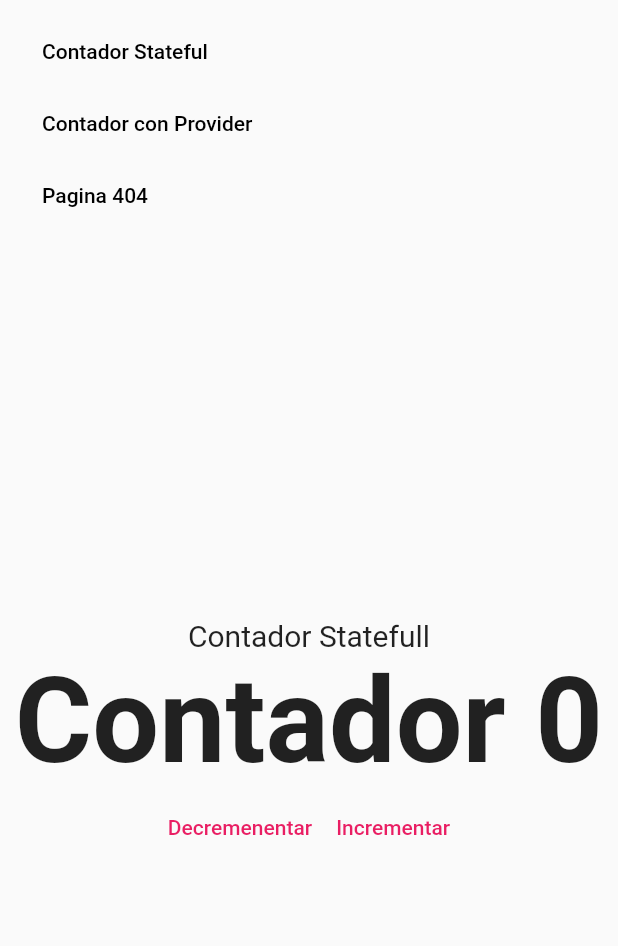
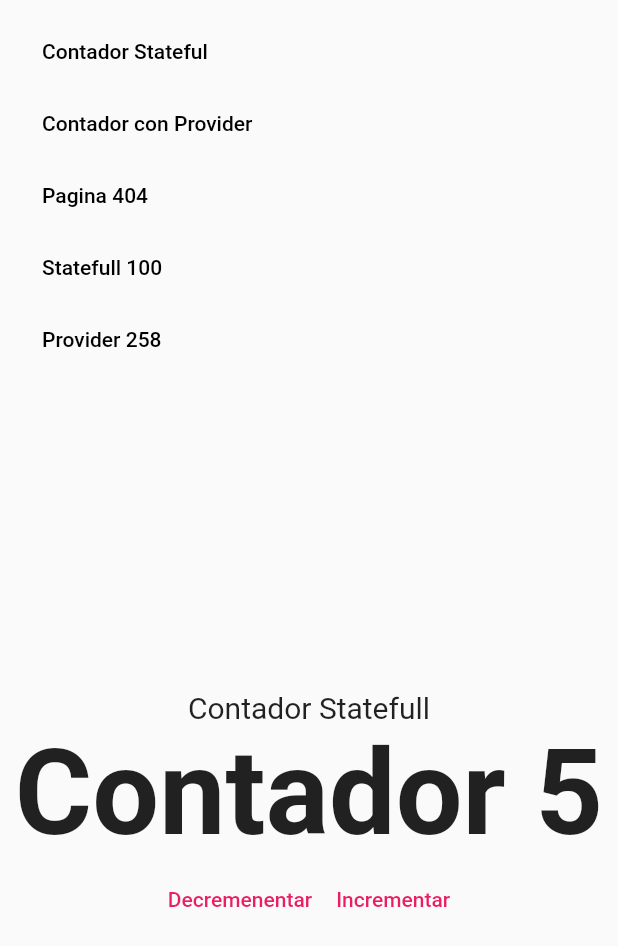
Before and after one commit to churtu/flutter-web-bases, a Flutter app: the screen it shows after launch, on a phone screen of 412 x 824 dp. Shown: the top 946 px of the screen. Run offline on Flutter 3.47's test engine with Material 2 defaults, Android fonts, the phone set to English and light mode, and no system bars; our stand-ins replace fluro, get_it.

Commit message:
Fin seccion 4 - Segmentos de URL y query parameters

```diff
--- a/lib/main.dart
+++ b/lib/main.dart
@@ -1,11 +1,12 @@
 import 'package:bases_web/locator.dart';
-import 'package:bases_web/router/router_generator.dart';
+import 'package:bases_web/router/app_router.dart';
 import 'package:bases_web/ui/layout/main_layout_page.dart';
 import 'package:bases_web/ui/services/navigation_service.dart';
 import 'package:flutter/material.dart';
 
 void main() {
   setupLocator();
+  AppRouter.configureRoutes();
   runApp(const MyApp());
 }
 
@@ -17,8 +18,8 @@ class MyApp extends StatelessWidget {
     return MaterialApp(
       debugShowCheckedModeBanner: false,
       title: 'Rutas App',
-      initialRoute: '/statefull',
-      onGenerateRoute: RouteGenerator.generateRoute,
+      initialRoute: '/',
+      onGenerateRoute: AppRouter.router.generator,
       navigatorKey: locator<NavigationService>().navigationKey,
       builder: (context, child) {
         return MainLayoutPage( child: child!);
--- a/lib/providers/counter_provider.dart
+++ b/lib/providers/counter_provider.dart
@@ -2,6 +2,12 @@ import 'package:flutter/material.dart';
 
 class CounterProvider with ChangeNotifier {
   int _counter = 0;
+
+  CounterProvider(String query){
+    if(int.tryParse(query) != null){
+      _counter = int.parse(query);
+    }
+  }
 
   int get counter => _counter;
 
--- /dev/null
+++ b/lib/router/app_router.dart
@@ -0,0 +1,39 @@
+
+
+import 'package:bases_web/router/route_handlers.dart';
+import 'package:fluro/fluro.dart';
+
+class AppRouter{
+  static final FluroRouter router = FluroRouter();
+
+  static void configureRoutes(){
+
+    router.define('/',
+      handler: counterHandler,
+      transitionType: TransitionType.fadeIn
+    );
+
+    router.define('/statefull',
+      handler: counterHandler,
+      transitionType: TransitionType.fadeIn
+    );
+
+    router.define('/statefull/:base',
+      handler: counterHandler,
+      transitionType: TransitionType.fadeIn
+    );
+
+    router.define('/provider',
+      handler: providerHandler,
+      transitionType: TransitionType.fadeIn
+    );
+
+    router.define('/dashboard/users/:userId/:roleId',
+      handler: dashboardUserHandler,
+      transitionType: TransitionType.fadeIn
+    );
+
+    router.notFoundHandler = notFoundHandler;
+
+  }
+}
--- /dev/null
+++ b/lib/router/route_handlers.dart
@@ -0,0 +1,28 @@
+
+
+// Handlers
+import 'package:bases_web/ui/views/counter_provider_view.dart';
+import 'package:bases_web/ui/views/counter_view.dart';
+import 'package:bases_web/ui/views/not_found_view.dart';
+import 'package:fluro/fluro.dart';
+
+final Handler counterHandler = Handler(
+    handlerFunc: (context, parameters) => CounterView(base: parameters['base']?.first ?? '5'),
+  );
+
+
+  final Handler providerHandler = Handler(
+    handlerFunc: (context, parameters) => CounterProviderView(query: parameters['q']?.first ?? '0')
+  );
+
+  final Handler dashboardUserHandler = Handler(
+    handlerFunc: (context, parameters){
+      print(parameters);
+      return const NotFoundView();
+    }
+  );
+
+  // 404
+  final Handler notFoundHandler = Handler(
+    handlerFunc: (context, parameters) => const NotFoundView(),
+  );
--- a/lib/router/router_generator.dart
+++ b/lib/router/router_generator.dart
@@ -4,9 +4,6 @@ import 'package:bases_web/ui/views/counter_view.dart';
 import 'package:bases_web/ui/views/not_found_view.dart';
 import 'package:flutter/cupertino.dart';
 import 'package:flutter/foundation.dart';
-import 'package:bases_web/ui/pages/counter_page.dart';
-import 'package:bases_web/ui/pages/counter_provider_page.dart';
-import 'package:bases_web/ui/pages/not_found_page.dart';
 
 class RouteGenerator {
   static Route<dynamic> generateRoute(RouteSettings settings){
@@ -14,12 +11,12 @@ class RouteGenerator {
     switch (settings.name) {
       case '/statefull':
         return _fadeRoute(
-          const CounterView(),
+          const CounterView(base: '5'),
           settings.name!
         );
       case '/provider':
         return _fadeRoute(
-          const CounterProviderView(),
+          const CounterProviderView(query: '0'),
           settings.name!
         );
       default:
--- a/lib/ui/pages/counter_provider_page.dart
+++ b/lib/ui/pages/counter_provider_page.dart
@@ -11,7 +11,7 @@ class CounterProviderPage extends StatelessWidget {
   @override
    Widget build(BuildContext context) {
      return ChangeNotifierProvider(
-      create: (context) => CounterProvider(),
+      create: (context) => CounterProvider('0'),
        child: const _CounterProviderScaffold(),
      );
    }
--- a/lib/ui/shared/custom_app_menu.dart
+++ b/lib/ui/shared/custom_app_menu.dart
@@ -10,9 +10,7 @@ class CustomAppMenu extends StatelessWidget {
   Widget build(BuildContext context) {
     return LayoutBuilder(
       builder: (context, constraints) {
-        return (constraints.maxWidth > 576)
-          ? const _MdMenu()
-          : const _SmMenu();
+        return (constraints.maxWidth > 576) ? const _MdMenu() : const _SmMenu();
       },
     );
   }
@@ -26,37 +24,10 @@ class _MdMenu extends StatelessWidget {
   @override
   Widget build(BuildContext context) {
     return Container(
-      padding: const EdgeInsets.symmetric(
-        horizontal: 20,
-        vertical: 10
-      ),
+      padding: const EdgeInsets.symmetric(horizontal: 20, vertical: 10),
       width: double.infinity,
       child: Row(
-        children: [
-          CustomFlatButton(
-            onPressed: () {
-              locator<NavigationService>().navigateTo('/statefull');
-            },
-            text: 'Contador Stateful',
-            color: Colors.black,
-          ),
-          const SizedBox( width: 10 ),
-          CustomFlatButton(
-            onPressed: () {
-              locator<NavigationService>().navigateTo('/provider');
-            },
-            text: 'Contador con Provider',
-            color: Colors.black,
-          ),
-          const SizedBox( width: 10 ),
-          CustomFlatButton(
-            onPressed: () {
-              locator<NavigationService>().navigateTo('/no-existe');
-            },
-            text: 'Pagina 404',
-            color: Colors.black,
-          ),
-        ],
+        children: _buildButtons()
       ),
     );
   }
@@ -70,14 +41,19 @@ class _SmMenu extends StatelessWidget {
   @override
   Widget build(BuildContext context) {
     return Container(
-      padding: const EdgeInsets.symmetric(
-        horizontal: 20,
-        vertical: 10
-      ),
+      padding: const EdgeInsets.symmetric(horizontal: 20, vertical: 10),
       width: double.infinity,
       child: Column(
         crossAxisAlignment: CrossAxisAlignment.start,
-        children: [
+        children: _buildButtons(),
+      ),
+    );
+  }
+}
+
+
+List<Widget> _buildButtons() {
+    return [
       CustomFlatButton(
         onPressed: () {
           locator<NavigationService>().navigateTo('/statefull');
@@ -85,7 +61,7 @@ class _SmMenu extends StatelessWidget {
         text: 'Contador Stateful',
         color: Colors.black,
       ),
-          const SizedBox( width: 10 ),
+      const SizedBox(width: 10),
       CustomFlatButton(
         onPressed: () {
           locator<NavigationService>().navigateTo('/provider');
@@ -93,7 +69,7 @@ class _SmMenu extends StatelessWidget {
         text: 'Contador con Provider',
         color: Colors.black,
       ),
-          const SizedBox( width: 10 ),
+      const SizedBox(width: 10),
       CustomFlatButton(
         onPressed: () {
           locator<NavigationService>().navigateTo('/no-existe');
@@ -101,8 +77,21 @@ class _SmMenu extends StatelessWidget {
         text: 'Pagina 404',
         color: Colors.black,
       ),
-        ],
+      const SizedBox(width: 10),
+      CustomFlatButton(
+        onPressed: () {
+          locator<NavigationService>().navigateTo('/statefull/100');
+        },
+        text: 'Statefull 100',
+        color: Colors.black,
       ),
-    );
+      const SizedBox(width: 10),
+      CustomFlatButton(
+        onPressed: () {
+          locator<NavigationService>().navigateTo('/provider?q=258');
+        },
+        text: 'Provider 258',
+        color: Colors.black,
+      ),
+    ];
   }
-}
--- a/lib/ui/views/counter_view.dart
+++ b/lib/ui/views/counter_view.dart
@@ -1,10 +1,9 @@
-
 import 'package:bases_web/ui/shared/custom_flat_button.dart';
 import 'package:flutter/material.dart';
 
 class CounterView extends StatefulWidget {
-
-   const CounterView({Key? key}) : super(key: key);
+  final String base;
+  const CounterView({Key? key, required this.base}) : super(key: key);
 
   @override
   State<CounterView> createState() => _CounterViewState();
@@ -12,6 +11,13 @@ import 'package:flutter/material.dart';
 
 class _CounterViewState extends State<CounterView> {
   int _counter = 0;
+  @override
+  void initState() {
+    if (int.tryParse(widget.base) != null) {
+      _counter = int.parse(widget.base);
+    }
+    super.initState();
+  }
 
   @override
   Widget build(BuildContext context) {
@@ -27,23 +33,20 @@ class _CounterViewState extends State<CounterView> {
           fit: BoxFit.contain,
           child: Padding(
             padding: const EdgeInsets.symmetric(horizontal: 10),
-              child: Text(
-                'Contador $_counter',
-                style: const TextStyle(
-                  fontSize: 80,
-                  fontWeight: FontWeight.bold
-                )),
+            child: Text('Contador $_counter',
+                style:
+                    const TextStyle(fontSize: 80, fontWeight: FontWeight.bold)),
           ),
         ),
         Row(
           mainAxisAlignment: MainAxisAlignment.center,
           children: [
             CustomFlatButton(
-                onPressed: () => setState(() => _counter-- ),
+              onPressed: () => setState(() => _counter--),
               text: 'Decremenentar',
             ),
             CustomFlatButton(
-                onPressed: () => setState(() => _counter++ ),
+              onPressed: () => setState(() => _counter++),
               text: 'Incrementar',
             ),
           ],
--- a/pubspec.yaml
+++ b/pubspec.yaml
@@ -30,6 +30,7 @@ environment:
 # versions available, run `flutter pub outdated`.
 dependencies:
   cupertino_icons: ^1.0.2
+  fluro: ^2.0.4
   flutter:
     sdk: flutter
   get_it: ^7.2.0
```
Also changed, not shown: lib/ui/views/counter_provider_view.dart (+6 -2 lines), pubspec.lock. Lines whose indentation alone changed are shown as unchanged.
